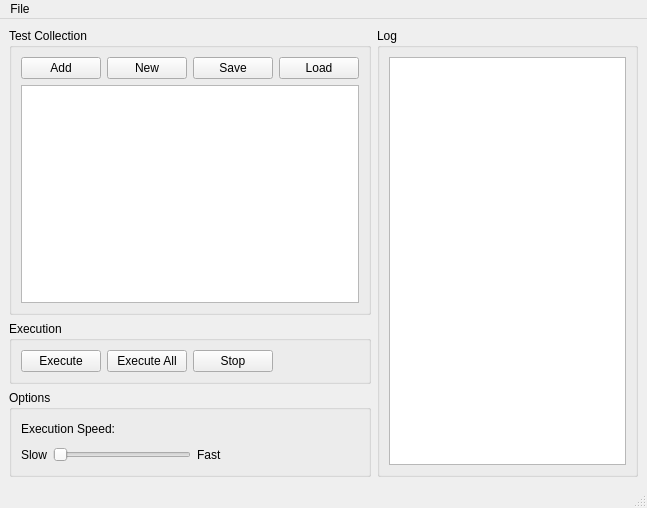
Old version of the form src/testsuite.ui in the repository Z0mBee/TestSuite.
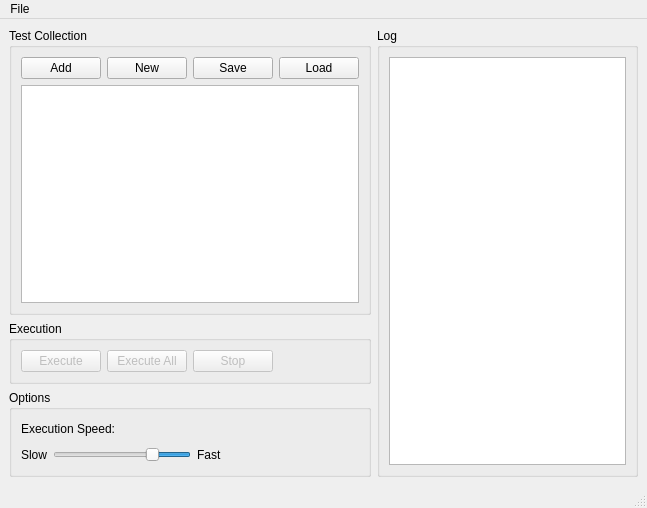
New version of the form. Icons and pictures are not drawn.

```diff
--- a/src/testsuite.ui
+++ b/src/testsuite.ui
@@ -92,6 +92,9 @@
         <layout class="QHBoxLayout" name="horizontalLayout_2">
          <item>
           <widget class="QPushButton" name="buttonExecute">
+           <property name="enabled">
+            <bool>false</bool>
+           </property>
            <property name="text">
             <string>Execute</string>
            </property>
@@ -99,6 +102,9 @@
          </item>
          <item>
           <widget class="QPushButton" name="buttonExecuteAll">
+           <property name="enabled">
+            <bool>false</bool>
+           </property>
            <property name="text">
             <string>Execute All</string>
            </property>
@@ -106,6 +112,9 @@
          </item>
          <item>
           <widget class="QPushButton" name="buttonStop">
+           <property name="enabled">
+            <bool>false</bool>
+           </property>
            <property name="text">
             <string>Stop</string>
            </property>
@@ -168,9 +177,30 @@
            </item>
            <item>
             <widget class="QSlider" name="sliderSpeed">
+             <property name="layoutDirection">
+              <enum>Qt::RightToLeft</enum>
+             </property>
+             <property name="maximum">
+              <number>2000</number>
+             </property>
+             <property name="singleStep">
+              <number>200</number>
+             </property>
+             <property name="pageStep">
+              <number>200</number>
+             </property>
+             <property name="value">
+              <number>500</number>
+             </property>
+             <property name="sliderPosition">
+              <number>500</number>
+             </property>
              <property name="orientation">
               <enum>Qt::Horizontal</enum>
              </property>
+             <property name="tickPosition">
+              <enum>QSlider::NoTicks</enum>
+             </property>
             </widget>
            </item>
            <item>
```
Left out of the diff: 28 changed lines with no effect on the pictures.
